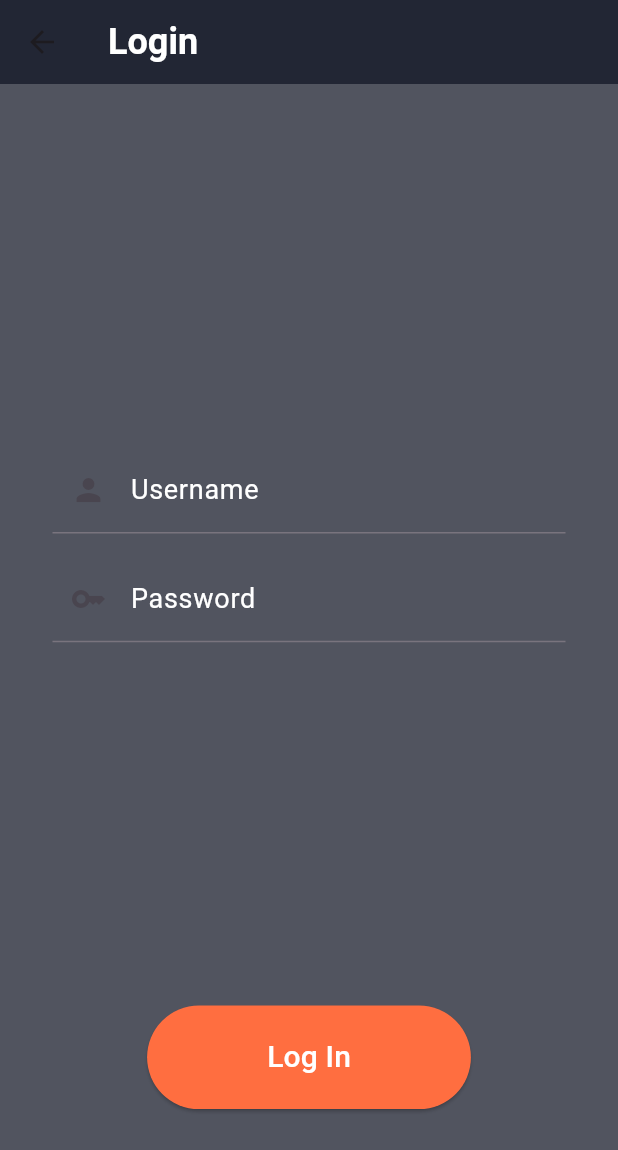
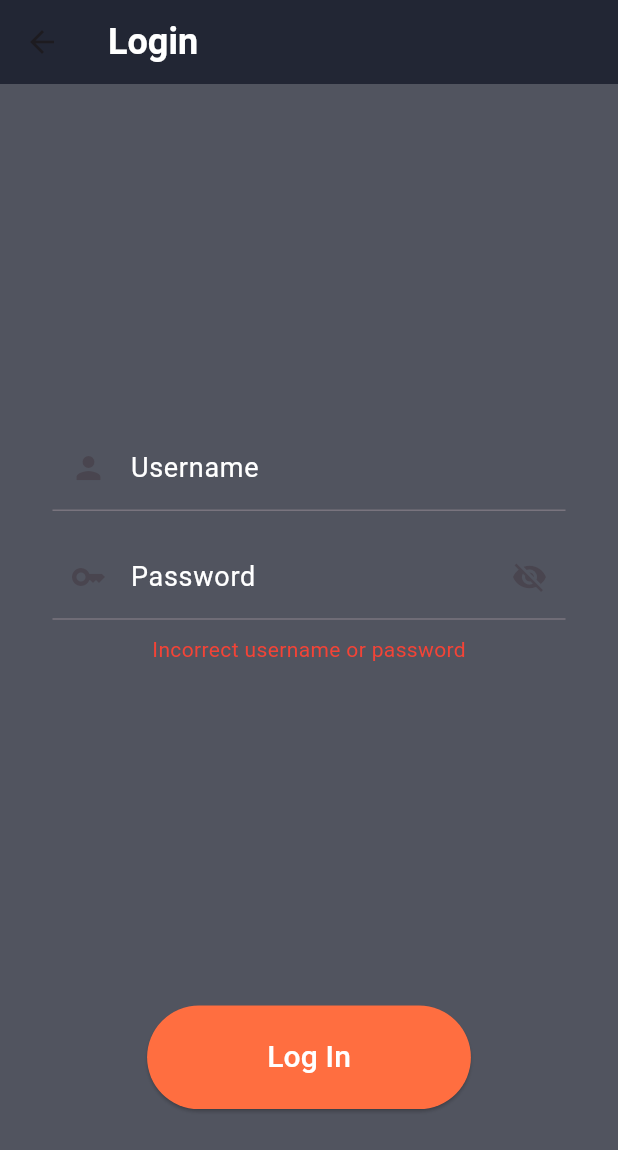
Before and after one commit to Pososew/hardline, a Flutter app: the LoginScreen screen opened by its route, after a tap on "Log In", on a phone screen of 412 x 824 dp. Shown: the top 1150 px of the screen. Run offline on Flutter 3.47's test engine with Material 3 defaults, Android fonts, the phone set to English and light mode, and no system bars.

Commit message:
17.10
сделал цвет текста белым в полях Username, Password и Email
сделал красное сообщение если пароль или имя пользователя неверные.
В самом верху на в коде login_screen_page написан правильный пароль, потом надо будет этот моментик поменять

```diff
--- a/lib/feature/login_page/view/login_screen_page.dart
+++ b/lib/feature/login_page/view/login_screen_page.dart
@@ -10,6 +10,12 @@ class LoginScreen extends StatefulWidget {
 }
 
 class _LoginScreenState extends State<LoginScreen> {
+  bool _isPasswordVisible = false;
+  get obscureText => null;
+  bool _isPasswordIncorrect = false;
+  final TextEditingController _passwordController = TextEditingController();
+
+  final String _correctPassword = "12345";
   @override
   Widget build(BuildContext context) {
     return Scaffold(
@@ -36,6 +42,7 @@ class _LoginScreenState extends State<LoginScreen> {
                 mainAxisAlignment: MainAxisAlignment.center,
                 children: <Widget>[
                   TextField(
+                    style: const TextStyle(color: Colors.white),
                     decoration: InputDecoration(
                       labelText: 'Username',
                       prefixIcon: const Icon(Icons.person),
@@ -49,15 +56,38 @@ class _LoginScreenState extends State<LoginScreen> {
                     height: height15,
                   ),
                   TextField(
+                    style: const TextStyle(color: Colors.white),
+                    obscureText: !_isPasswordVisible,
                     decoration: InputDecoration(
                       labelText: 'Password',
                       prefixIcon: const Icon(Icons.key),
+                      suffixIcon: IconButton(
+                        icon: Icon(
+                          _isPasswordVisible
+                          ? Icons.visibility
+                          : Icons.visibility_off,
+                        ),
+                        onPressed: (){
+                          setState(() {
+                            _isPasswordVisible = !_isPasswordVisible;
+                          });
+                        },
+                      ),
                       labelStyle: TextStyle(
                         fontSize: fontsize18,
                         color: Colors.white,
                       ),
                     ),
                   ),
+                  _isPasswordIncorrect
+                      ? const Padding(
+                          padding: EdgeInsets.only(top: 10),
+                          child: Text(
+                            'Incorrect username or password',
+                            style: TextStyle(color: Colors.red),
+                          ),
+                        )
+                      : const SizedBox.shrink(),
                 ],
               ),
             ),
@@ -68,7 +98,15 @@ class _LoginScreenState extends State<LoginScreen> {
                 crossAxisAlignment: CrossAxisAlignment.start,
                 children: <Widget>[
                   ElevatedButton(
-                    onPressed: () {},
+                    onPressed: () {
+                      setState(() {
+                        if (_passwordController.text == _correctPassword) {
+                          _isPasswordIncorrect = false;
+                        } else {
+                          _isPasswordIncorrect = true;
+                        }
+                      });
+                    },
                     style: ElevatedButton.styleFrom(
                       padding: const EdgeInsets.symmetric(
                           horizontal: 80, vertical: 20),
```
Also changed, not shown: lib/feature/register_page/view/register_screen_page.dart (+16 -0 lines).
